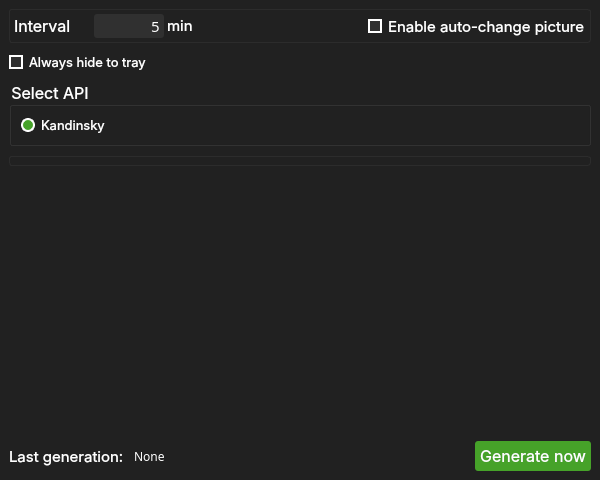
Above: app/gui/view/ui_main_window.ui from Yarosvet/NeuroWallpaper before the change. Below: the same form after it.
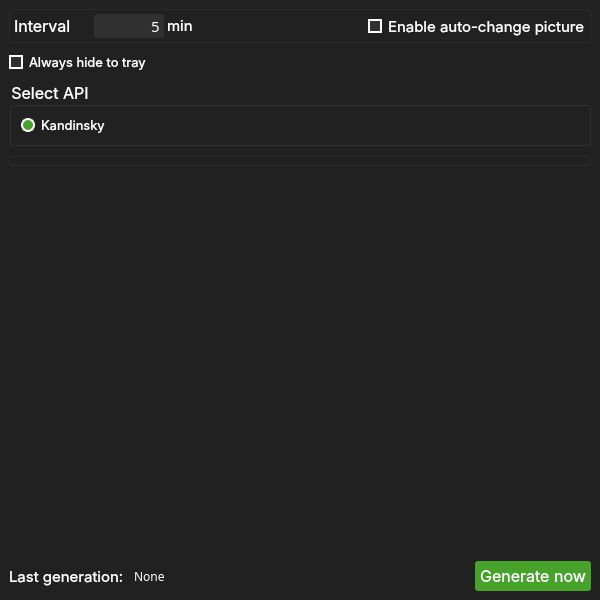
That is the form after the change.

Commit message: Window size fixed

What changed in the file:
```diff
--- a/app/gui/view/ui_main_window.ui
+++ b/app/gui/view/ui_main_window.ui
@@ -7,7 +7,7 @@
     <x>0</x>
     <y>0</y>
     <width>600</width>
-    <height>480</height>
+    <height>600</height>
    </rect>
   </property>
   <property name="sizePolicy">
@@ -19,13 +19,13 @@
   <property name="minimumSize">
    <size>
     <width>600</width>
-    <height>480</height>
+    <height>600</height>
    </size>
   </property>
   <property name="maximumSize">
    <size>
     <width>600</width>
-    <height>600</height>
+    <height>35500</height>
    </size>
   </property>
   <property name="windowTitle">
```
The commit also changes 1 other file.
